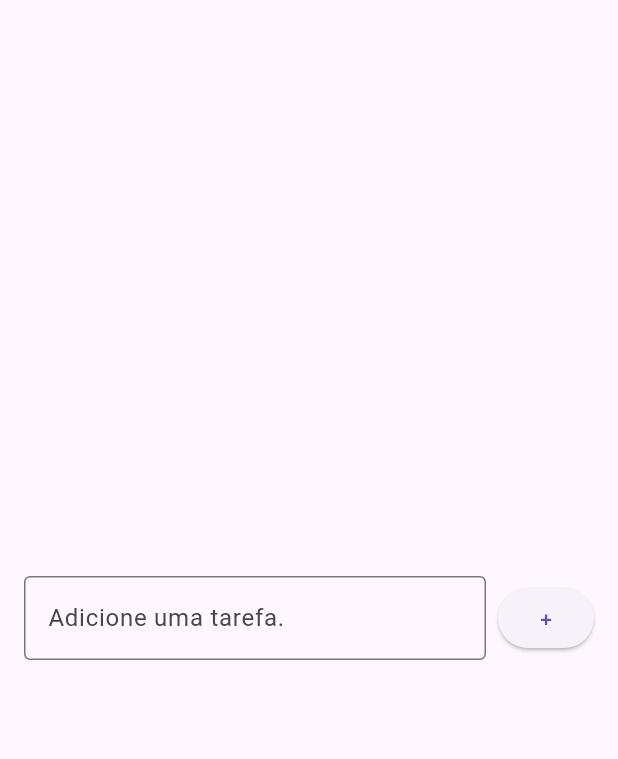
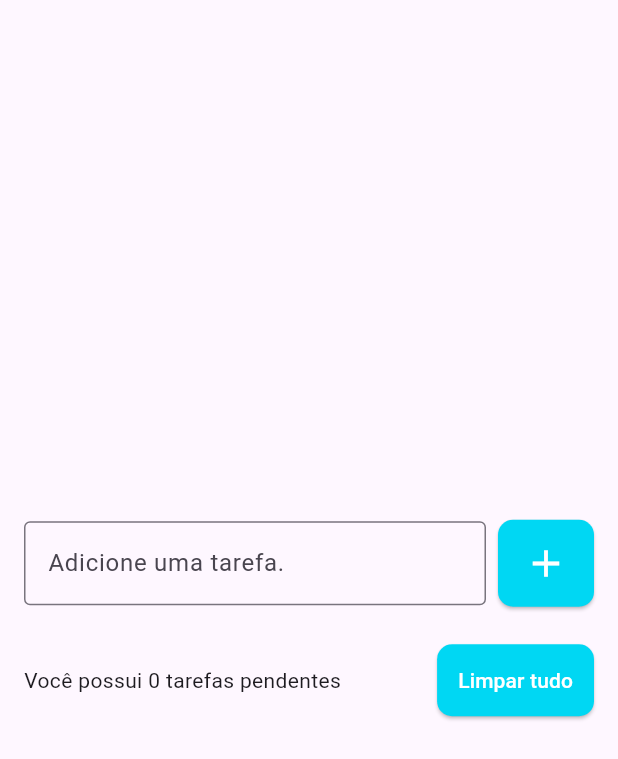
Before and after one commit to William-Schwarz/Lista-de-Tarefas, a Flutter app: the screen it shows after launch, on a phone screen of 412 x 824 dp. Shown: the top 759 px of the screen. Run offline on Flutter 3.47's test engine with Material 3 defaults, Android fonts, the phone set to English and light mode, and no system bars.

Commit message:
limpar tarefa

```diff
--- a/lista_tarefas/lib/main.dart
+++ b/lista_tarefas/lib/main.dart
@@ -11,6 +11,7 @@ class MyApp extends StatelessWidget {
   @override
   Widget build(BuildContext context) {
     return const MaterialApp(
+      debugShowCheckedModeBanner: false,
       home: ListaTarefasPage(),
     );
   }
--- a/lista_tarefas/lib/pages/lista_tarefas_page.dart
+++ b/lista_tarefas/lib/pages/lista_tarefas_page.dart
@@ -9,12 +9,19 @@ class ListaTarefasPage extends StatelessWidget {
       body: Center(
         child: Padding(
           padding: const EdgeInsets.symmetric(horizontal: 16),
-          child: Row(
+          child: Column(
+            mainAxisSize: MainAxisSize.min,
+            children: [
+              Row(
                 children: [
                   const Expanded(
                     child: TextField(
                       decoration: InputDecoration(
-                    border: OutlineInputBorder(),
+                        border: OutlineInputBorder(
+                          borderSide: BorderSide(
+                            color: Color(0xff00d7f3),
+                          ),
+                        ),
                         labelText: 'Adicione uma tarefa.',
                         hintText: 'Ex: Estudar Flutter',
                       ),
@@ -23,8 +30,48 @@ class ListaTarefasPage extends StatelessWidget {
                   const SizedBox(width: 8),
                   ElevatedButton(
                     onPressed: () {},
-                child: const Text('+'),
+                    style: ElevatedButton.styleFrom(
+                      shape: RoundedRectangleBorder(
+                          borderRadius: BorderRadius.circular(10)),
+                      backgroundColor: const Color(0xff00d7f3),
+                      padding: const EdgeInsets.all(14),
                     ),
+                    child: const Icon(
+                      Icons.add,
+                      size: 30,
+                      color: Color(0xffffffff),
+                    ),
+                  ),
+                ],
+              ),
+              const SizedBox(
+                height: 25,
+              ),
+              Row(
+                children: [
+                  const Expanded(
+                    child: Text(
+                      'Você possui 0 tarefas pendentes',
+                    ),
+                  ),
+                  const SizedBox(
+                    width: 16,
+                  ),
+                  ElevatedButton(
+                    onPressed: () {},
+                    style: ElevatedButton.styleFrom(
+                      shape: RoundedRectangleBorder(
+                          borderRadius: BorderRadius.circular(10)),
+                      backgroundColor: const Color(0xff00d7f3),
+                      padding: const EdgeInsets.all(14),
+                    ),
+                    child: const Text(
+                      'Limpar tudo',
+                      style: TextStyle(color: Color(0xffffffff)),
+                    ),
+                  ),
+                ],
+              )
             ],
           ),
         ),
```
Also changed, not shown: lista_tarefas/pubspec.lock. Lines whose indentation alone changed are shown as unchanged.
